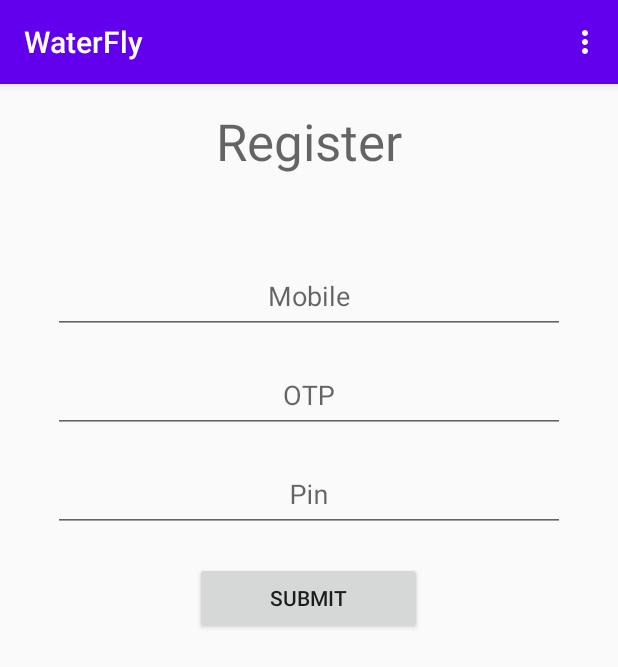
After one commit to ZafarQuaere/RealWaterFly, an Android app: the UserRegisterActivity screen opened directly, with no data from a screen before it, on a phone screen of 412 x 824 dp. The commit adds this screen. Shown: the top 667 px of the screen. Run offline under Robolectric (Android 15) with nearby library versions, the phone set to English and light mode, and no system bars.

```diff
--- /dev/null
+++ b/app/src/main/java/com/zaf/waterfly/user/UserRegisterActivity.java
@@ -0,0 +1,36 @@
+package com.zaf.waterfly.user;
+
+import androidx.appcompat.app.AppCompatActivity;
+
+import android.os.Bundle;
+import android.view.Menu;
+import android.view.View;
+
+import com.google.android.material.textfield.TextInputEditText;
+import com.zaf.waterfly.R;
+
+public class UserRegisterActivity extends AppCompatActivity {
+
+    @Override
+    protected void onCreate(Bundle savedInstanceState) {
+        super.onCreate(savedInstanceState);
+        setContentView(R.layout.activity_user_register);
+    }
+
+    public void registerUser(View view) {
+        TextInputEditText tieMobile = findViewById(R.id.tieMobile);
+        TextInputEditText tieOtp = findViewById(R.id.tieOtp);
+        TextInputEditText tiePin = findViewById(R.id.tiePin);
+        validateInputs(tieMobile.getText().toString(),tieOtp.getText().toString(),tiePin.getText().toString());
+    }
+
+    private void validateInputs(String mobile, String otp, String pin) {
+
+    }
+
+    @Override
+    public boolean onCreateOptionsMenu(Menu menu) {
+        getMenuInflater().inflate(R.menu.nav_drawer,menu);
+        return super.onCreateOptionsMenu(menu);
+    }
+}
--- /dev/null
+++ b/app/src/main/res/layout/activity_user_register.xml
@@ -0,0 +1,79 @@
+<?xml version="1.0" encoding="utf-8"?>
+<LinearLayout xmlns:android="http://schemas.android.com/apk/res/android"
+    xmlns:app="http://schemas.android.com/apk/res-auto"
+    xmlns:tools="http://schemas.android.com/tools"
+    android:layout_width="match_parent"
+    android:layout_height="match_parent"
+    android:orientation="vertical"
+    android:padding="15dp"
+    android:focusableInTouchMode="true"
+    tools:context=".user.UserRegisterActivity">
+
+
+    <TextView
+        android:id="@+id/textView2"
+        android:layout_width="match_parent"
+        android:layout_height="wrap_content"
+        android:gravity="center"
+        android:text="Register"
+        android:textAppearance="@style/TextAppearance.AppCompat.Display1" />
+
+    <com.google.android.material.textfield.TextInputLayout
+        android:layout_marginTop="50dp"
+        android:paddingHorizontal="20dp"
+        android:layout_width="match_parent"
+        android:layout_height="wrap_content">
+
+        <com.google.android.material.textfield.TextInputEditText
+            android:id="@+id/tieMobile"
+            android:layout_width="match_parent"
+            android:layout_height="wrap_content"
+            android:gravity="center_horizontal"
+            android:inputType="number"
+            android:maxLength="10"
+            android:hint="Mobile" />
+    </com.google.android.material.textfield.TextInputLayout>
+
+    <com.google.android.material.textfield.TextInputLayout
+        android:layout_marginTop="10dp"
+        android:paddingHorizontal="20dp"
+        android:layout_width="match_parent"
+        android:layout_height="wrap_content">
+
+        <com.google.android.material.textfield.TextInputEditText
+            android:id="@+id/tieOtp"
+            android:layout_width="match_parent"
+            android:layout_height="wrap_content"
+            android:gravity="center_horizontal"
+            android:inputType="number"
+            android:maxLength="6"
+            android:hint="OTP" />
+    </com.google.android.material.textfield.TextInputLayout>
+
+    <com.google.android.material.textfield.TextInputLayout
+        android:layout_marginTop="10dp"
+        android:paddingHorizontal="20dp"
+        android:layout_width="match_parent"
+        android:layout_height="wrap_content">
+
+        <com.google.android.material.textfield.TextInputEditText
+            android:id="@+id/tiePin"
+            android:layout_width="match_parent"
+            android:layout_height="wrap_content"
+            android:gravity="center_horizontal"
+            android:inputType="number"
+            android:maxLength="6"
+            android:hint="Pin" />
+    </com.google.android.material.textfield.TextInputLayout>
+
+    <Button
+        android:id="@+id/btnRegister"
+        android:layout_marginTop="20dp"
+        android:layout_gravity="center_horizontal"
+        android:paddingHorizontal="50dp"
+        android:layout_width="wrap_content"
+        android:layout_height="wrap_content"
+        android:onClick="registerUser"
+        android:text="Submit"/>
+
+</LinearLayout>
--- /dev/null
+++ b/app/src/main/res/menu/nav_drawer.xml
@@ -0,0 +1,8 @@
+<?xml version="1.0" encoding="utf-8"?>
+<menu xmlns:android="http://schemas.android.com/apk/res/android"
+    xmlns:app="http://schemas.android.com/apk/res-auto">
+    <item android:id="@+id/action_settings"
+        android:title="@string/action_settings"
+        android:orderInCategory="100"
+        app:showAsAction="never" />
+</menu>
--- /dev/null
+++ b/app/src/main/res/values-w820dp/dimens.xml
@@ -0,0 +1,6 @@
+<resources>
+    <!-- Example customization of dimensions originally defined in res/values/dimens.xml
+         (such as screen margins) for screens with more than 820dp of available width. This
+         would include 7" and 10" devices in landscape (~960dp and ~1280dp respectively). -->
+    <dimen name="activity_horizontal_margin">64dp</dimen>
+</resources>
--- a/app/src/main/res/values/dimens.xml
+++ b/app/src/main/res/values/dimens.xml
@@ -2,4 +2,7 @@
     <!-- Default screen margins, per the Android Design guidelines. -->
     <dimen name="activity_horizontal_margin">16dp</dimen>
     <dimen name="activity_vertical_margin">16dp</dimen>
+    <dimen name="nav_header_vertical_spacing">8dp</dimen>
+    <dimen name="nav_header_height">176dp</dimen>
+    <dimen name="fab_margin">16dp</dimen>
 </resources>
--- a/app/src/main/res/values/styles.xml
+++ b/app/src/main/res/values/styles.xml
@@ -11,5 +11,7 @@
         <item name="windowActionBar">false</item>
         <item name="windowNoTitle">true</item>
     </style>
+    <style name="AppTheme.AppBarOverlay" parent="ThemeOverlay.AppCompat.Dark.ActionBar" />
+    <style name="AppTheme.PopupOverlay" parent="ThemeOverlay.AppCompat.Light" />
 
 </resources>
```
Also changed, not shown: app/build.gradle (+8 -0 lines), app/src/main/AndroidManifest.xml (+5 -10 lines), app/src/main/java/com/zaf/waterfly/UserActivity.java (+51 -3 lines), app/src/main/res/drawable/side_nav_bar.xml (added, +9 -0 lines), app/src/main/res/layout/activity_user.xml (+4 -13 lines), app/src/main/res/layout/app_bar_main.xml (added, +45 -0 lines), app/src/main/res/layout/nav_header_main.xml (added, +65 -0 lines), app/src/main/res/layout/user_nav_drawer.xml (added, +24 -0 lines), app/src/main/res/navigation/mobile_navigation.xml (added, +25 -0 lines), app/src/main/res/values/strings.xml (+13 -0 lines).
